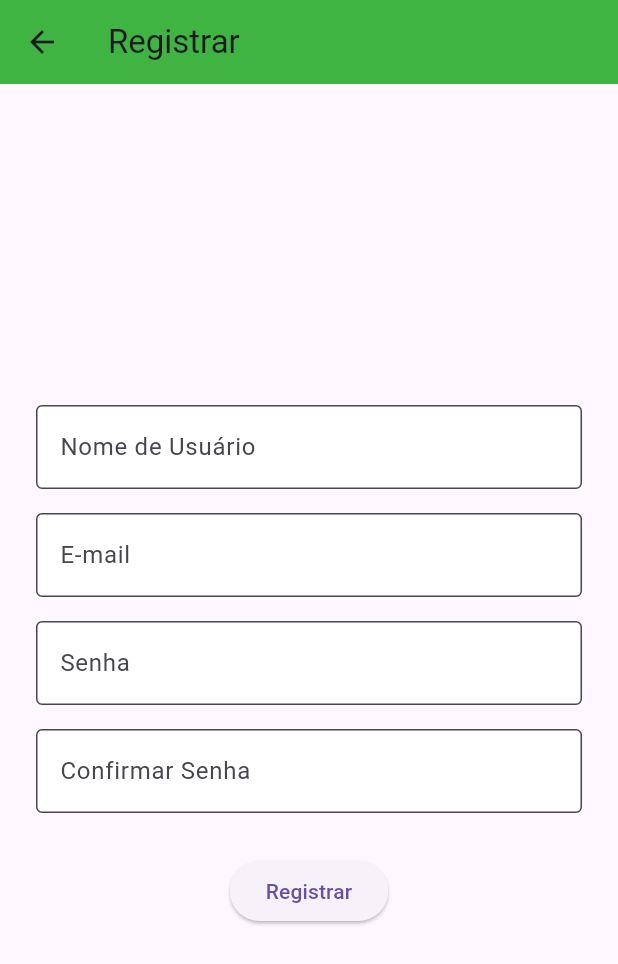
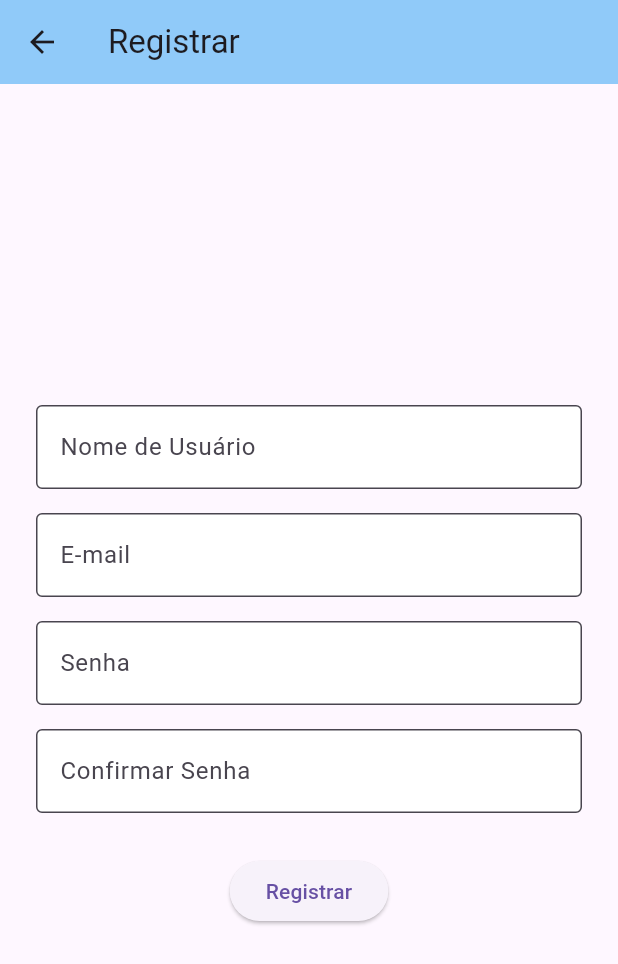
Before and after one commit to LucasGoulartsl/Syncrol-, a Flutter app: the screen it shows after launch, after a tap on "Entrar", after a tap on the "person" icon, after a tap on "Registrar", on a phone screen of 412 x 824 dp. Shown: the top 964 px of the screen. Run offline on Flutter 3.47's test engine with Material 3 defaults, Android fonts, the phone set to English and light mode, and no system bars; our stand-ins replace easy_splash_screen.

Commit message:
HomePage criada, cores alteradas

```diff
--- a/lib/views/home_screen.dart
+++ b/lib/views/home_screen.dart
@@ -1,31 +1,112 @@
 import 'package:flutter/material.dart';
 import 'package:my_project_flutter/views/login_screen.dart';
 
+
 class HomeScreen extends StatelessWidget {
   const HomeScreen({super.key});
-//Home page
-  @override
+
+@override
   Widget build(BuildContext context) {
     return Scaffold(
       appBar: AppBar(
-        title: Text('Syncrol+'),
+        backgroundColor: Colors.blue.shade200,
+        leading: IconButton(
+          icon: Icon(Icons.menu),
+          onPressed: () {
+            // Ação para o menu
+          },
+        ),
+        title: Text('SYNCROL+', style: TextStyle(fontWeight: FontWeight.bold)),
         centerTitle: true,
-        //Botão de perfil
         actions: <Widget>[
           IconButton(
-            icon:const Icon(Icons.person),
+            icon: Icon(Icons.person),
             onPressed: () {
-              Navigator.pushReplacement(
-                context,
-                MaterialPageRoute(builder: (context) => const LoginScreen()),
+              Navigator.pushReplacement (context,
+               MaterialPageRoute(builder: (context) => const LoginScreen()),
               );
             },
+          ),
+        ],
+      ),
+      body: Padding(
+        padding: const EdgeInsets.all(16.0),
+        child: Column(
+          children: [
+            SizedBox(height: 20),
+            _buildOptionCard(
+              icon: Icons.check_box,
+              text: 'Controle de validade',
+              onTap: () {
+                // Ação ao clicar
+              },
             ),
-            ],
-            backgroundColor:  const Color.fromARGB(255, 63, 180, 67),
+            SizedBox(height: 20),
+            _buildOptionCard(
+              icon: Icons.inventory,
+              text: 'Controle de estoque',
+              onTap: () {
+                // Ação ao clicar
+              },
+            ),
+          ],
+        ),
       ),
-      //Botão de menu a esquerda
-      drawer: Drawer(),
+      floatingActionButton: FloatingActionButton(
+        onPressed: () {
+          // Ação para o botão flutuante
+        },
+        child: Icon(Icons.add),
+      ),
+      floatingActionButtonLocation: FloatingActionButtonLocation.centerDocked,
+      bottomNavigationBar: BottomAppBar(
+        shape: CircularNotchedRectangle(),
+        notchMargin: 10.0,
+        child: Row(
+          mainAxisAlignment: MainAxisAlignment.spaceAround,
+          children: [
+            IconButton(
+              icon: Icon(Icons.home),
+              onPressed: () {
+                // Ação para o ícone de home
+              },
+            ),
+            IconButton(
+              icon: Icon(Icons.storage),
+              onPressed: () {
+                // Ação para o ícone de estoque
+              },
+            ),
+            SizedBox(width: 40), // Espaço para o FloatingActionButton
+            IconButton(
+              icon: Icon(Icons.verified_user),
+              onPressed: () {
+                // Ação para o ícone de usuário
+              },
+            ),
+            IconButton(
+              icon: Icon(Icons.assignment),
+              onPressed: () {
+                // Ação para o ícone de relatório
+              },
+            ),
+          ],
+        ),
+      ),
+    );
+  }
+
+  Widget _buildOptionCard({required IconData icon, required String text, required VoidCallback onTap}) {
+    return Card(
+      shape: RoundedRectangleBorder(borderRadius: BorderRadius.circular(20)),
+      elevation: 4,
+      child: ListTile(
+        contentPadding: EdgeInsets.symmetric(horizontal: 20, vertical: 10),
+        leading: Icon(icon, size: 40),
+        title: Text(text, style: TextStyle(fontSize: 18)),
+        trailing: Icon(Icons.arrow_forward),
+        onTap: onTap,
+      ),
     );
   }
 }
--- a/lib/views/login_screen.dart
+++ b/lib/views/login_screen.dart
@@ -11,9 +11,9 @@ class LoginScreen extends StatelessWidget {
   Widget build(BuildContext context) {
     return Scaffold(
       appBar: AppBar(
-        backgroundColor: const Color.fromARGB(255, 63, 180, 67),
+        backgroundColor: Colors.blue.shade200,
       ),
-      backgroundColor: const Color.fromARGB(255, 63, 180, 67),
+      backgroundColor: Colors.blue.shade200,
       body: Center(
         child: Padding(
           padding: const EdgeInsets.all(16.0),
--- a/lib/views/register_screen.dart
+++ b/lib/views/register_screen.dart
@@ -10,7 +10,7 @@ class RegisterScreen extends StatelessWidget {
     return Scaffold(
       appBar: AppBar(
         title: const Text('Registrar'),
-        backgroundColor: const Color.fromARGB(255, 63, 180, 67),
+        backgroundColor: Colors.blue.shade200,
 
         //Botão de retornar para tela de login
         leading: IconButton(
--- a/lib/views/splash_screen.dart
+++ b/lib/views/splash_screen.dart
@@ -19,7 +19,7 @@ class SplashScreen extends StatelessWidget {
       ),
       logo: getShoppingCartLogo(
           width: 200, height: 200), // Usa a função para obter a imagem
-      backgroundColor: const Color.fromARGB(255, 63, 180, 67),
+      backgroundColor: Colors.blue.shade200,
       showLoader: true,
       durationInSeconds: 3,
       navigator: const LoginScreen(),
```
